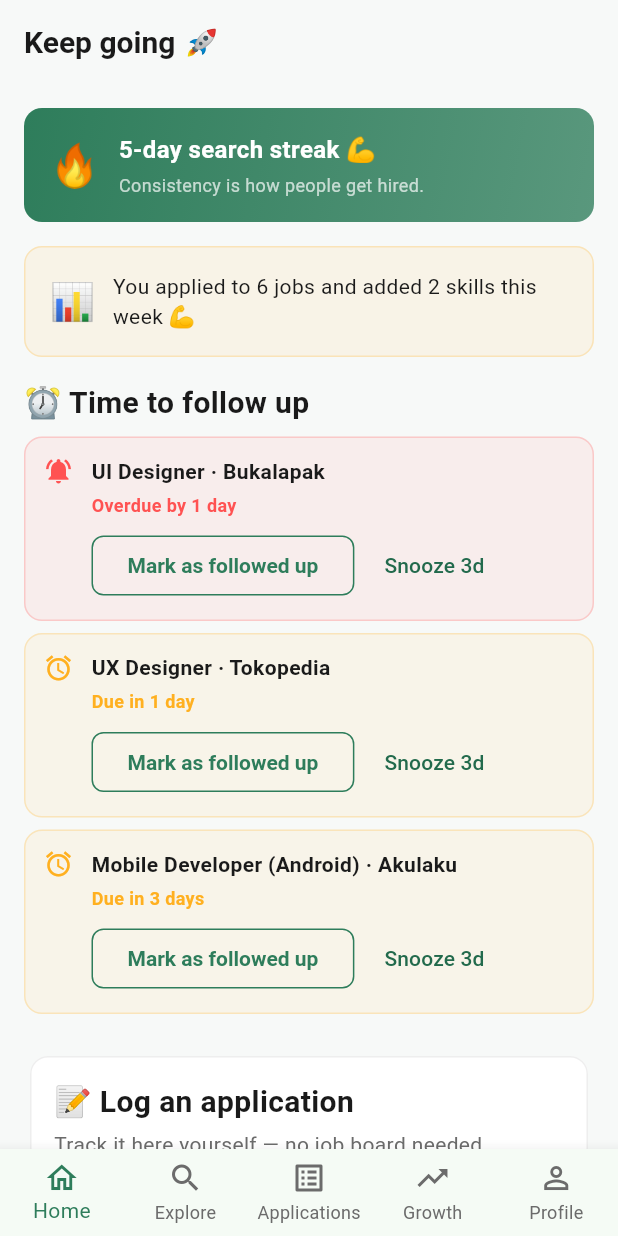
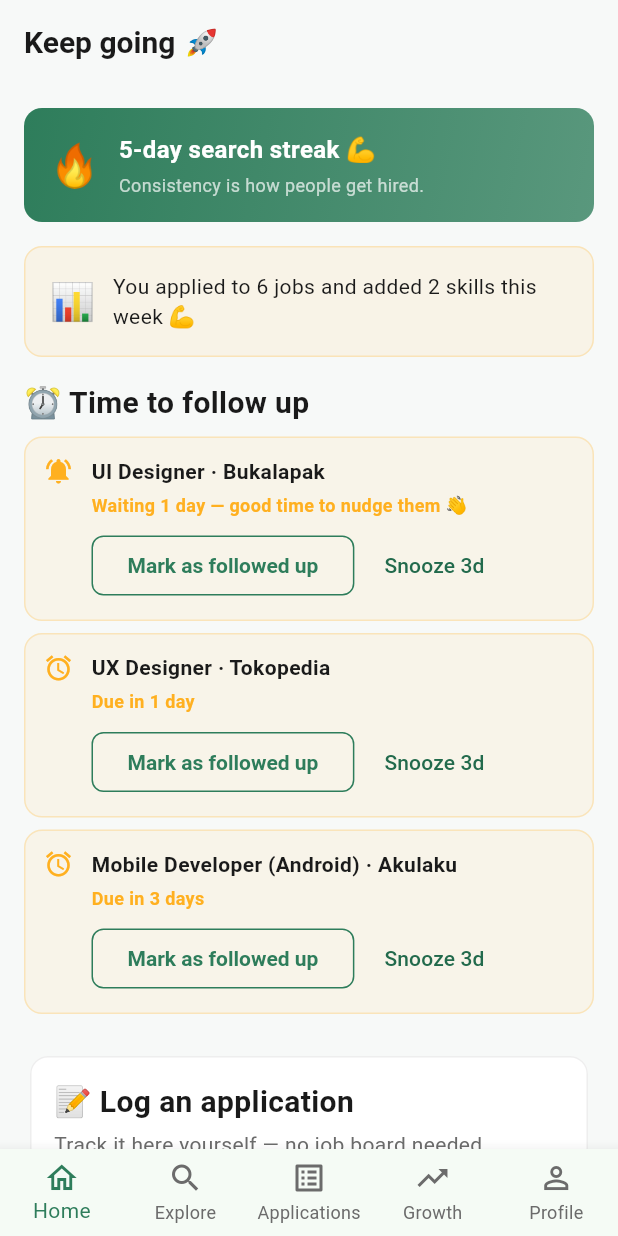
Before and after one commit to fadelfffar/joblinfo, a Flutter app: the screen it shows after launch, on a phone screen of 412 x 824 dp. Run offline on Flutter 3.47's test engine with Material 3 defaults, Android fonts, the phone set to English and light mode, and no system bars.

Commit message:
feat: streamline home quick-log form and follow-up UX
Co-authored-by: fadelfffar <58397488+fadelfffar@users.noreply.github.com>

```diff
--- a/lib/screens/applications_screen.dart
+++ b/lib/screens/applications_screen.dart
@@ -89,7 +89,7 @@ class _AppCard extends StatelessWidget {
                 style: TextStyle(
                     fontSize: kFontCaption,
                     color: app.isFollowUpOverdue
-                        ? Colors.redAccent
+                        ? kColorAccent
                         : kColorTextSecondary,
                     fontWeight: FontWeight.w600),
               ),
--- a/lib/screens/home_screen.dart
+++ b/lib/screens/home_screen.dart
@@ -226,6 +226,36 @@ class _HomeScreenState extends State<HomeScreen> {
                   onChanged: (v) =>
                       setState(() => _status = v ?? ApplicationStatus.applied),
                 ),
+                if (_followUpAt == null) ...[
+                  const SizedBox(height: kSpace8),
+                  const Text(
+                    'We\'ll suggest a follow-up in 7 days',
+                    style: TextStyle(
+                        fontSize: kFontCaption, color: kColorTextSecondary),
+                  ),
+                ],
+                const SizedBox(height: kSpace8),
+                Theme(
+                  data: Theme.of(context)
+                      .copyWith(dividerColor: Colors.transparent),
+                  child: ExpansionTile(
+                    tilePadding: EdgeInsets.zero,
+                    childrenPadding: EdgeInsets.zero,
+                    title: const Text(
+                      'More details',
+                      style: TextStyle(
+                          fontSize: kFontBody,
+                          fontWeight: FontWeight.w600,
+                          color: kColorTextPrimary),
+                    ),
+                    children: [
+                      const SizedBox(height: kSpace4),
+                      TextFormField(
+                        controller: _locationController,
+                        decoration: const InputDecoration(
+                          labelText: 'Location (optional)',
+                        ),
+                      ),
                       const SizedBox(height: kSpace12),
                       _DatePickerTile(
                         icon: Icons.event_available,
@@ -250,6 +280,9 @@ class _HomeScreenState extends State<HomeScreen> {
                           labelText: 'Notes (optional)',
                         ),
                         maxLines: 2,
+                      ),
+                    ],
+                  ),
                 ),
                 const SizedBox(height: kSpace16),
                 SizedBox(
@@ -297,7 +330,7 @@ class _DatePickerTile extends StatelessWidget {
             horizontal: kSpace12, vertical: kSpace12),
         decoration: BoxDecoration(
           borderRadius: BorderRadius.circular(kRadiusButton),
-          border: Border.all(color: Colors.grey.shade300),
+          border: Border.all(color: kColorBorder),
         ),
         child: Row(
           children: [
@@ -314,7 +347,8 @@ class _DatePickerTile extends StatelessWidget {
               IconButton(
                 icon: const Icon(Icons.close, size: 16),
                 padding: EdgeInsets.zero,
-                constraints: const BoxConstraints(),
+                constraints:
+                    const BoxConstraints(minWidth: 44, minHeight: 44),
                 onPressed: onClear,
               ),
           ],
@@ -334,7 +368,7 @@ class _FollowUpCard extends StatelessWidget {
     final days = application.daysUntilFollowUp!;
     if (days < 0) {
       final n = days.abs();
-      return 'Overdue by $n day${n == 1 ? '' : 's'}';
+      return 'Waiting $n day${n == 1 ? '' : 's'} — good time to nudge them 👋';
     }
     if (days == 0) return 'Due today';
     return 'Due in $days day${days == 1 ? '' : 's'}';
@@ -343,7 +377,7 @@ class _FollowUpCard extends StatelessWidget {
   @override
   Widget build(BuildContext context) {
     final state = context.read<AppState>();
-    final color = overdue ? Colors.redAccent : kColorAccent;
+    final color = kColorAccent;
 
     return Container(
       margin: const EdgeInsets.only(bottom: kSpace8),
--- a/lib/theme/app_theme.dart
+++ b/lib/theme/app_theme.dart
@@ -8,6 +8,7 @@ const kColorTextSecondary = Color(0xFF6B6B6B);
 const kColorRejectionNeutral = Color(0xFF8A8A8A);
 const kColorSurface = Color(0xFFF7F9F8);
 const kColorCardBg = Colors.white;
+const kColorBorder = Color(0xFFE0E0E0);
 
 // ─── Spacing tokens ───────────────────────────────────────────────────────────
 const kSpace4 = 4.0;
--- a/lib/widgets/job_card.dart
+++ b/lib/widgets/job_card.dart
@@ -65,7 +65,8 @@ class JobCard extends StatelessWidget {
                     ),
                     onPressed: onSave,
                     padding: EdgeInsets.zero,
-                    constraints: const BoxConstraints(),
+                    constraints:
+                        const BoxConstraints(minWidth: 44, minHeight: 44),
                     tooltip: isSaved ? 'Saved' : 'Save job',
                   ),
                 ],
@@ -90,7 +91,7 @@ class JobCard extends StatelessWidget {
               const SizedBox(height: kSpace4),
               Row(
                 children: [
-                  const Icon(Icons.attach_money,
+                  const Icon(Icons.payments_outlined,
                       size: 14, color: kColorTextSecondary),
                   const SizedBox(width: 2),
                   Text(job.salaryDisplay,
```
Also changed, not shown: 1 other file. Lines whose indentation alone changed are shown as unchanged.
